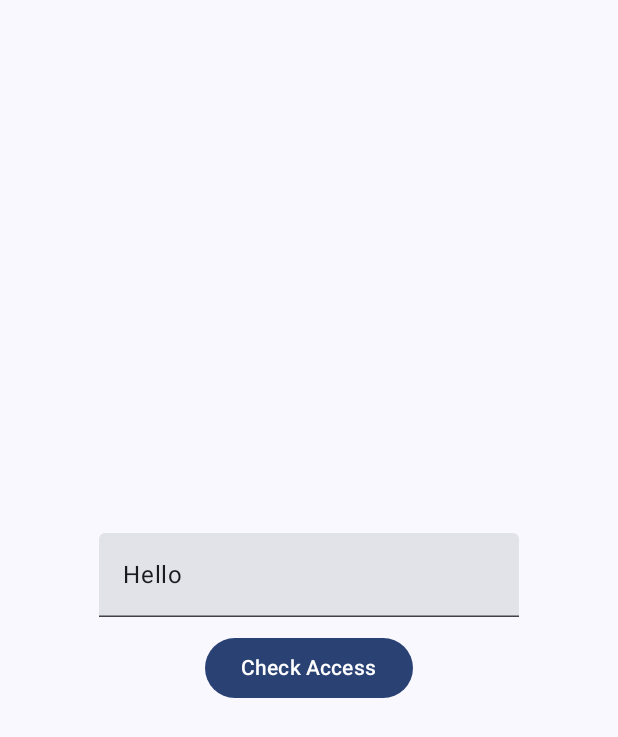
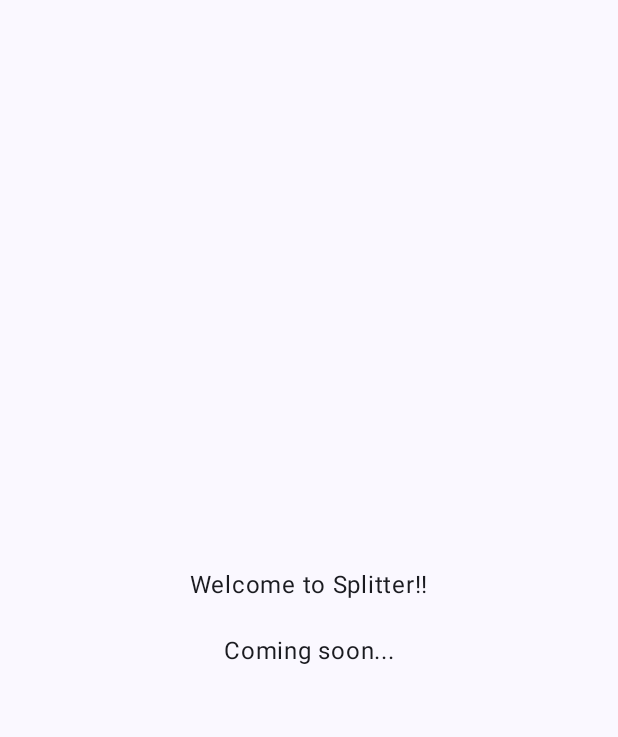
Before and after one commit to Dtalan/splitter, an Android app built with Jetpack Compose: the screen it shows after launch (MainActivity), on a phone screen of 412 x 824 dp. Shown: the top 737 px of the screen. Run offline under Robolectric (Android 15) with nearby library versions, the phone set to English and light mode, and no system bars.

Commit message:
Removes dummy code (#13)

```diff
--- a/app/src/main/java/com/divyanshu/splitter/MainActivity.kt
+++ b/app/src/main/java/com/divyanshu/splitter/MainActivity.kt
@@ -1,35 +1,25 @@
 package com.divyanshu.splitter
 
-import android.R
 import android.os.Bundle
 import androidx.activity.ComponentActivity
 import androidx.activity.compose.setContent
-import androidx.activity.enableEdgeToEdge
 import androidx.compose.foundation.layout.Arrangement
 import androidx.compose.foundation.layout.Column
 import androidx.compose.foundation.layout.fillMaxSize
 import androidx.compose.foundation.layout.padding
-import androidx.compose.material3.Button
 import androidx.compose.material3.Scaffold
 import androidx.compose.material3.Text
-import androidx.compose.material3.TextField
 import androidx.compose.runtime.Composable
-import androidx.compose.runtime.getValue
-import androidx.compose.runtime.mutableStateOf
-import androidx.compose.runtime.remember
-import androidx.compose.runtime.setValue
 import androidx.compose.ui.Alignment
 import androidx.compose.ui.Modifier
 import androidx.compose.ui.tooling.preview.Preview
 import androidx.compose.ui.unit.dp
-import com.divyanshu.splitter.driveInteractions.DriveInteraction
 import com.divyanshu.splitter.ui.theme.SplitterTheme
 
 class MainActivity : ComponentActivity() {
 
     override fun onCreate(savedInstanceState: Bundle?) {
         super.onCreate(savedInstanceState)
-//        enableEdgeToEdge()
         setContent {
             SplitterTheme {
                 HomeScreen()
@@ -40,7 +30,6 @@ class MainActivity : ComponentActivity() {
 
 @Composable
 fun HomeScreen() {
-    var mUrl by remember { mutableStateOf("Hello") }
     Scaffold(modifier = Modifier.fillMaxSize()) { innerPadding ->
         Column(
             modifier = Modifier
@@ -49,17 +38,14 @@ fun HomeScreen() {
             verticalArrangement = Arrangement.Center,
             horizontalAlignment = Alignment.CenterHorizontally
         ) {
-            TextField(
-                value = mUrl,
-                onValueChange = { mUrl = it },
-                modifier = Modifier.padding(bottom = 10.dp)
+            Text(
+                text = "Welcome to Splitter!!",
+                modifier = Modifier.padding(10.dp)
             )
-            Button(onClick = {
-                val driveInteraction = DriveInteraction()
-                driveInteraction.accessDrive(mUrl)
-            }) {
-                Text("Check Access")
-            }
+            Text(
+                text = "Coming soon...",
+                modifier = Modifier.padding(10.dp)
+            )
         }
     }
 }
--- a/app/src/main/java/com/divyanshu/splitter/driveInteractions/DriveInteraction.kt
+++ /dev/null
@@ -1,7 +0,0 @@
-package com.divyanshu.splitter.driveInteractions
-
-class DriveInteraction {
-
-    fun accessDrive(mUrl : String){
-    }
-}
```
